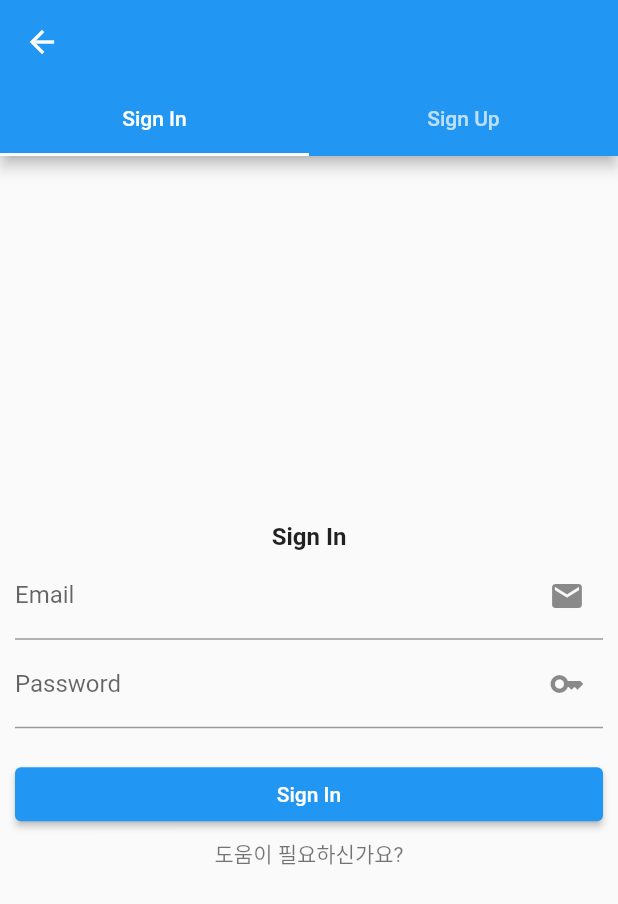
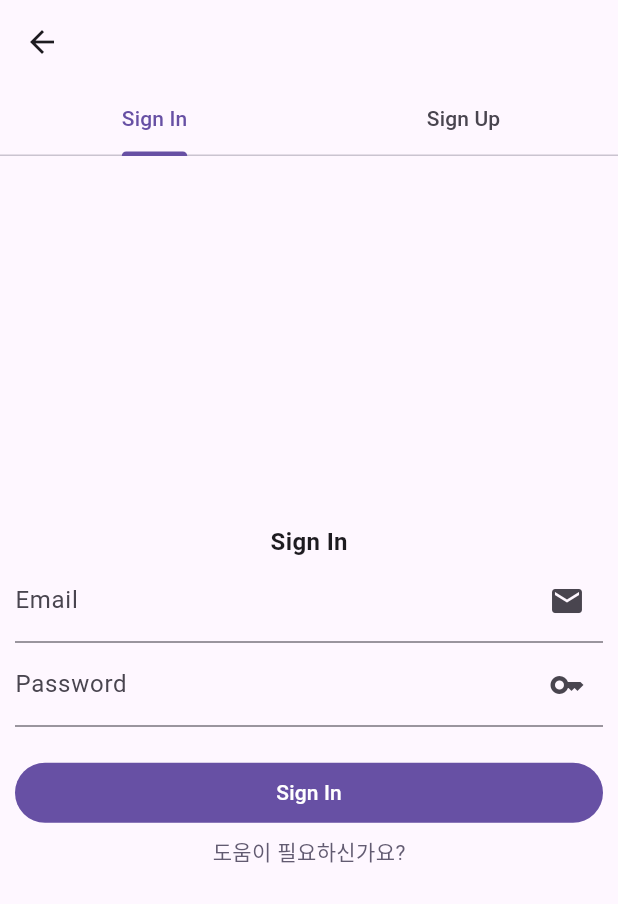
Before and after one commit to GDSCSafeMovement/safe_movement_app, a Flutter app: the screen it shows after launch, after a tap on "Sign In", on a phone screen of 412 x 824 dp. Shown: the top 904 px of the screen. Run offline on Flutter 3.47's test engine with Material 2 defaults, Android fonts, the phone set to English and light mode, and no system bars; our stand-ins replace cloud_firestore, firebase_auth, firebase_core, get, google_maps_flutter; missing offline and left inert: google_maps_flutter_android, google_maps_flutter_platform_interface; accounts and stored records are empty; generated files the repository leaves out were written again.

Commit message:
Feat: add google map widget and movement screen (#2)
* Chore: add dependencies version

* Feat: applied material 3

* Feat: dark mode by system settings

* Fix: ElevatedButton to FilledButton in sign screen

* Fix: colors by theme of colorScheme

* Feat: add google maps flutter

* Feat: add main screen

* Feat: add google map widget in movement screen

```diff
--- a/lib/main.dart
+++ b/lib/main.dart
@@ -1,12 +1,19 @@
+// Flutter packages
 import 'package:flutter/foundation.dart';
 import 'package:flutter/material.dart';
 import 'package:get/get.dart';
 
+// Firebase packages
 import 'package:firebase_core/firebase_core.dart';
 import 'package:firebase_auth/firebase_auth.dart';
 import 'package:cloud_firestore/cloud_firestore.dart';
 import 'package:safe_movement_app/firebase_options.dart';
 
+// Google Maps packages
+import 'package:google_maps_flutter_android/google_maps_flutter_android.dart';
+import 'package:google_maps_flutter_platform_interface/google_maps_flutter_platform_interface.dart';
+
+// Screens
 import 'screen/intro_screen.dart';
 
 void main() async {
@@ -33,6 +40,13 @@ void main() async {
     }
   }
 
+  // Google Maps Flutter
+  // NOTE: https://pub.dev/packages/google_maps_flutter_android#display-mode
+  final GoogleMapsFlutterPlatform mapsImplementation = GoogleMapsFlutterPlatform.instance;
+  if (mapsImplementation is GoogleMapsFlutterAndroid) {
+    mapsImplementation.useAndroidViewSurface = true;
+  }
+
   // Run App
   runApp(const SafeMovementApp());
 }
@@ -42,8 +56,11 @@ class SafeMovementApp extends StatelessWidget {
 
   @override
   Widget build(BuildContext context) {
-    return const GetMaterialApp(
-      home: IntroScreen(),
+    return GetMaterialApp(
+      home: const IntroScreen(),
+      theme: ThemeData(useMaterial3: true),
+      darkTheme: ThemeData.dark(useMaterial3: true),
+      themeMode: ThemeMode.system,
     );
   }
 }
--- a/lib/screen/intro_screen.dart
+++ b/lib/screen/intro_screen.dart
@@ -23,26 +23,20 @@ class IntroScreen extends StatelessWidget {
             Container(
               width: double.infinity,
               margin: const EdgeInsets.fromLTRB(10, 0, 10, 0),
-              child: ElevatedButton(
+              child: FilledButton(
                 onPressed: () => {
                   Get.to(SignScreen(initialIndex: 0))
                 },
-                style: ElevatedButton.styleFrom(
-                  backgroundColor: Colors.green,
-                ),
                 child: const Text('Sign In'),
               ),
             ),
             Container(
               width: double.infinity,
               margin: const EdgeInsets.fromLTRB(10, 0, 10, 10),
-              child: ElevatedButton(
+              child: FilledButton.tonal(
                 onPressed: () => {
                   Get.to(SignScreen(initialIndex: 1))
                 },
-                style: ElevatedButton.styleFrom(
-                  backgroundColor: Colors.green.shade800,
-                ),
                 child: const Text('Sign Up'),
               ),
             ),
--- a/lib/screen/sign_screen.dart
+++ b/lib/screen/sign_screen.dart
@@ -2,7 +2,9 @@ import 'package:flutter/material.dart';
 import 'package:firebase_auth/firebase_auth.dart';
 import 'package:cloud_firestore/cloud_firestore.dart';
 import 'package:get/get.dart';
+
 import './find_user.dart';
+import './main_screen.dart';
 import '../utility/form_validator.dart';
 
 class SignScreen extends StatefulWidget {
@@ -39,7 +41,9 @@ class _ScreenScreenState extends State<SignScreen> {
             body: TabBarView(
               children: [
                 _SignInWidget(
-                  onSignIn: () {},
+                  onSignIn: () {
+                    Get.offAll(const MainScreen());
+                  },
                 ),
                 _SignUpWidget(
                   onSignUp: () {
@@ -134,7 +138,7 @@ class _SignInWidgetState extends State<_SignInWidget> {
             Container(
               width: double.infinity,
               margin: const EdgeInsets.fromLTRB(0, 20, 0, 5),
-              child: ElevatedButton(
+              child: FilledButton(
                 onPressed: () async {
                   // Field Validation
                   if (_formKey.currentState!.validate()) {
@@ -170,10 +174,10 @@ class _SignInWidgetState extends State<_SignInWidget> {
               onTap: () {
                 Get.to(const FindUserScreen());
               },
-              child: const Text(
+              child: Text(
                 '도움이 필요하신가요?',
                 style: TextStyle(
-                  color: Colors.black54,
+                  color: Theme.of(context).colorScheme.secondary,
                 ),
               ),
             ),
@@ -313,7 +317,7 @@ class _SignUpWidgetState extends State<_SignUpWidget> {
               const SizedBox(height: 50),
               SizedBox(
                 width: double.infinity,
-                child: ElevatedButton(
+                child: FilledButton(
                   onPressed: () async {
                     if (_formKey.currentState!.validate()) {
                       _formKey.currentState!.save();
```
Also changed, not shown: lib/screen/main_screen.dart (added, +81 -0 lines), lib/screen/movement_screen.dart (added, +75 -0 lines), pubspec.yaml (+5 -5 lines), pubspec.lock, 2 other files.
